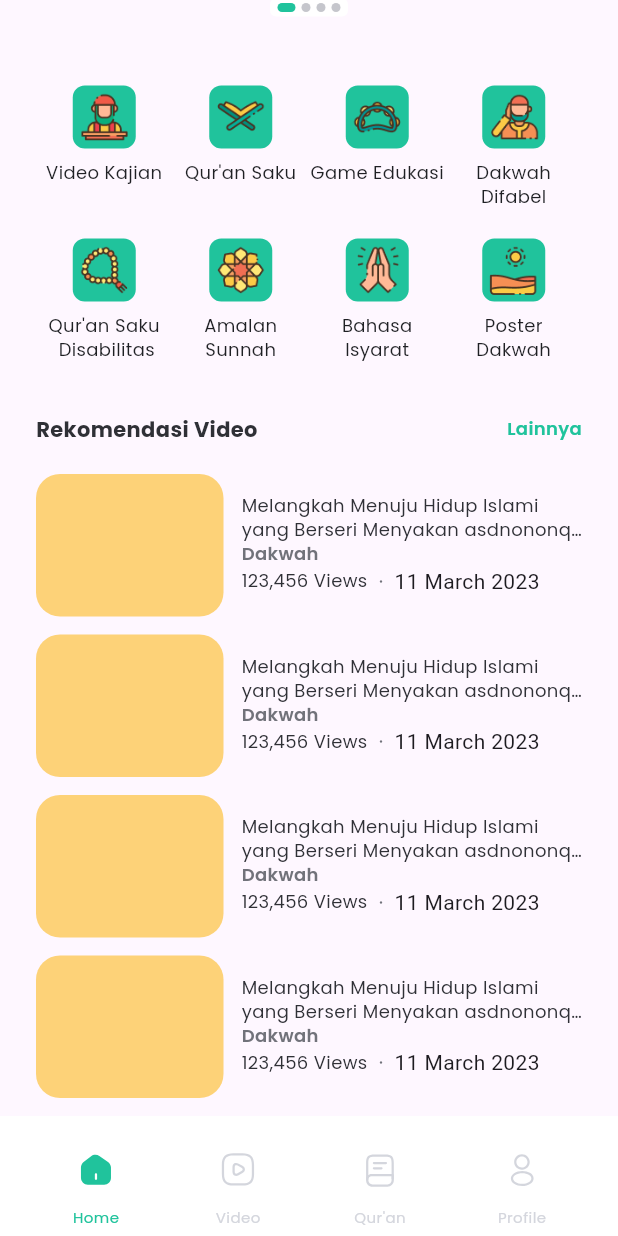
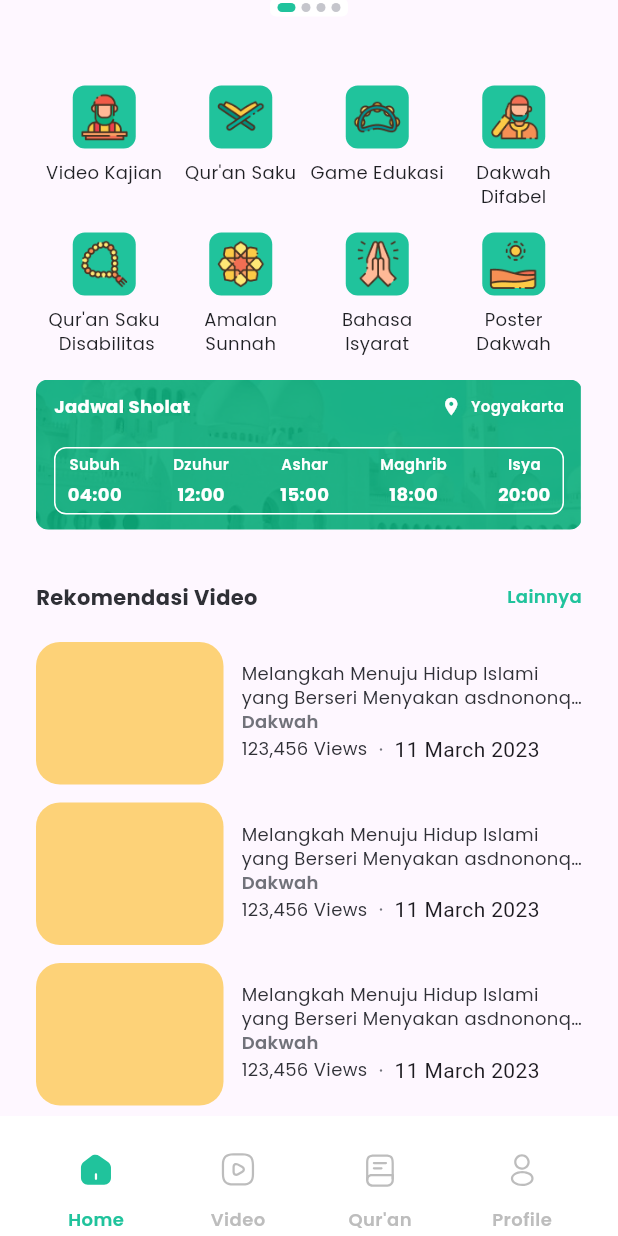
Before and after one commit to Bil-Hikmah/flutter_bil_hikmah, a Flutter app: the screen it shows once a user with an empty profile is signed in, scrolled down 261 dp, on a phone screen of 412 x 824 dp. Run offline on Flutter 3.47's test engine with Material 2 defaults, Android fonts, the phone set to English and light mode, and no system bars; drawn by our look-alikes of cached_network_image, carousel_slider; our stand-ins replace bloc, cloud_firestore, equatable, firebase_auth, firebase_core, firebase_storage and 15 more; missing offline and left inert: api_exception, flutter_share_me, youtube_video_info; accounts and stored records are empty; network calls fail; statements that could not run were skipped.

Commit message:
💄 Implement adhan schedule uI

```diff
--- a/lib/common/constant/url_asset.dart
+++ b/lib/common/constant/url_asset.dart
@@ -46,4 +46,6 @@ class UrlAsset {
   static const String whatsappIcon = "$_baseUrlIcons/whatsapp_icon.png";
   static const String twitterIcon = "$_baseUrlIcons/twitter_icon.png";
   static const String telegramIcon = "$_baseUrlIcons/telegram_icon.png";
+  static const String adhanBackground =
+      "$_baseUrlBackground/adhan_background.png";
 }
--- a/lib/feature/dashboard/screen/section/navigation_item.dart
+++ b/lib/feature/dashboard/screen/section/navigation_item.dart
@@ -25,15 +25,15 @@ class NavigationItem extends StatelessWidget {
           iconSize: 24.0,
           icon: SvgPicture.asset(
             svgSource,
-            color: active ? AppColors.primaryDark : AppColors.lightGreyMedium,
+            color: active ? AppColors.primaryDark : AppColors.bottomNabBarColor,
           ),
         ),
         Text(
           label,
-          style: AppTextStyle.textExtraSmall.copyWith(
-            color: active ? AppColors.primaryDark : AppColors.lightGreyMedium,
+          style: AppTextStyle.textSmall.copyWith(
+            color: active ? AppColors.primaryDark : AppColors.bottomNabBarColor,
             height: 0,
-            fontWeight: FontWeight.w400,
+            fontWeight: FontWeight.w600,
             letterSpacing: 0.3,
           ),
         ),
--- a/lib/feature/home/screen/section/home_view.dart
+++ b/lib/feature/home/screen/section/home_view.dart
@@ -1,5 +1,5 @@
 import 'package:flutter/material.dart';
-import 'package:flutter_bil_hikmah/feature/akhlak_mulia/screen/akhlak_mulia_page.dart';
+import 'package:flutter_bil_hikmah/common/constant/url_asset.dart';
 import 'package:flutter_bil_hikmah/feature/al_quran/screen/al_quran_page.dart';
 import 'package:flutter_bil_hikmah/feature/amalan_sunnah/screen/amalan_sunnah_page.dart';
 import 'package:flutter_bil_hikmah/feature/dakwah_disabilitas/view/dakwah_disabilitas_page.dart';
@@ -98,7 +98,7 @@ class _HomeViewState extends State<HomeView> {
               );
             }).toList(),
           ),
-          const SizedBox(height: 20.0),
+          const SizedBox(height: 16.0),
           Row(
             crossAxisAlignment: CrossAxisAlignment.start,
             mainAxisAlignment: MainAxisAlignment.spaceBetween,
@@ -162,6 +162,105 @@ class _HomeViewState extends State<HomeView> {
       },
     );
 
+    Widget headerAdhanSection() {
+      return Row(
+        children: [
+          Text(
+            "Jadwal Sholat",
+            style: AppTextStyle.textSmall.copyWith(
+              color: Colors.white,
+              fontWeight: FontWeight.bold,
+            ),
+          ),
+          const Spacer(),
+          const Icon(
+            Icons.location_on,
+            color: Colors.white,
+            size: 14.0,
+          ),
+          const SizedBox(width: 6.0),
+          InkWell(
+            onTap: () {},
+            child: Text(
+              "Yogyakarta",
+              style: AppTextStyle.textExtraSmall.copyWith(
+                color: Colors.white,
+                fontWeight: FontWeight.w600,
+              ),
+            ),
+          ),
+        ],
+      );
+    }
+
+    Widget adhanScheduleItem(String timeName, String time) {
+      return Column(
+        children: [
+          Text(
+            timeName,
+            style: AppTextStyle.textExtraSmall.copyWith(
+              color: Colors.white,
+              fontWeight: FontWeight.w600,
+            ),
+          ),
+          const SizedBox(height: 6.0),
+          Text(
+            time,
+            style: AppTextStyle.textSmall.copyWith(
+              color: Colors.white,
+              fontWeight: FontWeight.bold,
+            ),
+          ),
+        ],
+      );
+    }
+
+    Widget adhanSchedule() {
+      return Container(
+        padding: const EdgeInsets.symmetric(horizontal: 8.0, vertical: 4.0),
+        decoration: BoxDecoration(
+          borderRadius: BorderRadius.circular(8.0),
+          color: Colors.transparent,
+          border: Border.all(
+            color: Colors.white,
+            width: 1.0,
+          ),
+        ),
+        child: Row(
+          mainAxisAlignment: MainAxisAlignment.spaceBetween,
+          children: [
+            adhanScheduleItem("Subuh", "04:00"),
+            adhanScheduleItem("Dzuhur", "12:00"),
+            adhanScheduleItem("Ashar", "15:00"),
+            adhanScheduleItem("Maghrib", "18:00"),
+            adhanScheduleItem("Isya", "20:00"),
+          ],
+        ),
+      );
+    }
+
+    Widget adhanContainer() {
+      return Container(
+        height: 100,
+        margin: const EdgeInsets.symmetric(horizontal: 24.0),
+        padding: const EdgeInsets.symmetric(horizontal: 12.0, vertical: 10.0),
+        decoration: BoxDecoration(
+          borderRadius: BorderRadius.circular(8.0),
+          image: const DecorationImage(
+            image: AssetImage(UrlAsset.adhanBackground),
+            fit: BoxFit.cover,
+          ),
+        ),
+        child: Column(
+          mainAxisAlignment: MainAxisAlignment.spaceBetween,
+          children: [
+            headerAdhanSection(),
+            adhanSchedule(),
+          ],
+        ),
+      );
+    }
+
     // Main of View
     return SingleChildScrollView(
       child: Column(
@@ -172,6 +271,8 @@ class _HomeViewState extends State<HomeView> {
           _carouselBanner,
           const SizedBox(height: 36.0),
           _mainFeature,
+          const SizedBox(height: 16.0),
+          adhanContainer(),
           const SizedBox(height: 36.0),
           _headerRecommendedVideo,
           const SizedBox(height: 21.0),
--- a/lib/style/colors.dart
+++ b/lib/style/colors.dart
@@ -28,4 +28,7 @@ class AppColors {
   static const darkGreyMedium = Color(0xFF494A50);
   static const darkGreyDark = Color(0xFF2F3036);
   static const darkGreyDarkest = Color(0xFF1F2024);
+
+  // Bottom Navigation Bar Colors
+  static const bottomNabBarColor = Color(0xFFBDBDBD);
 }
```
